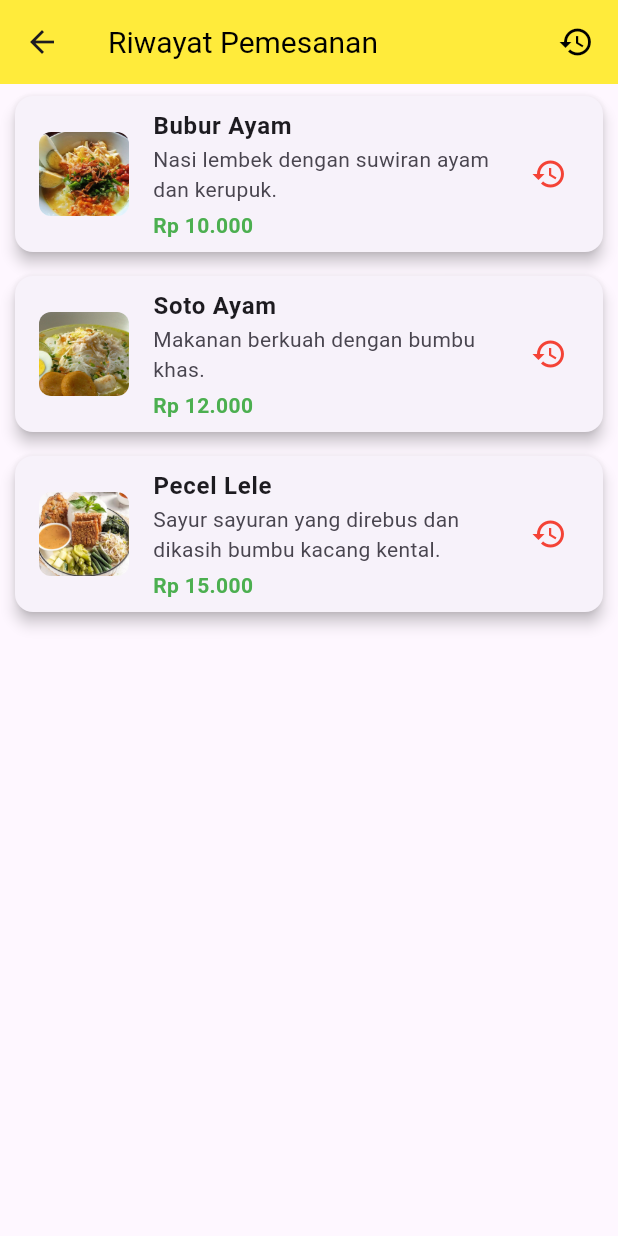
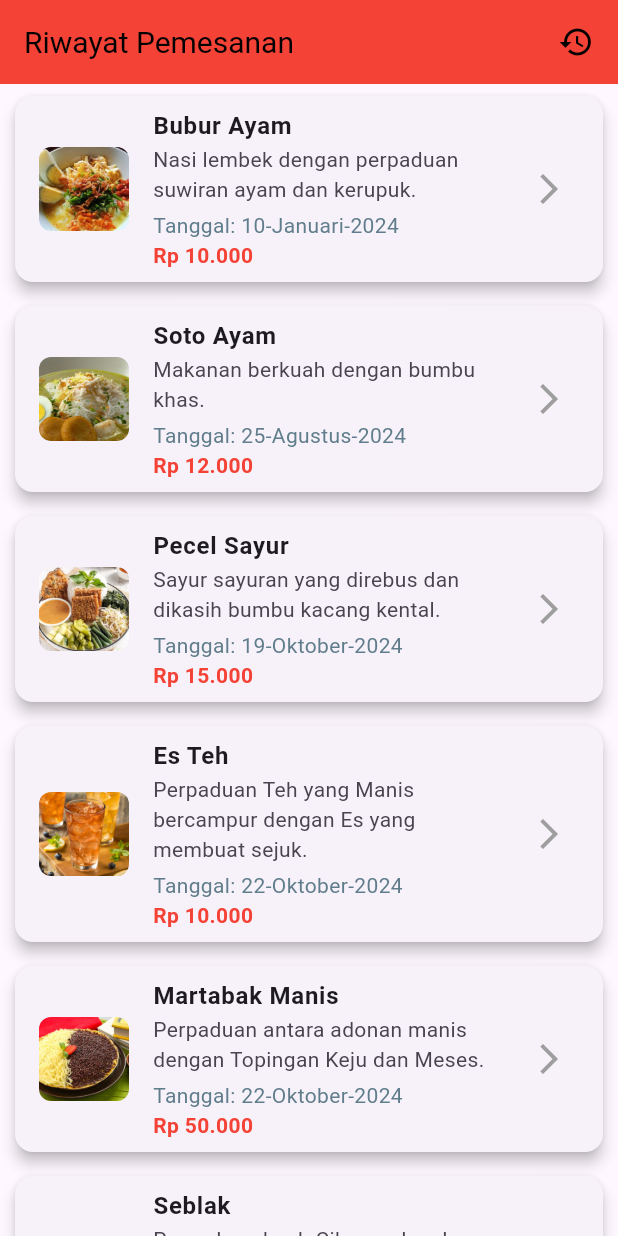
Before and after one commit to roland-pixel/tugas_akhir_pemesanan_makanan, a Flutter app: the RiwayatPemesananPage screen opened directly, on a phone screen of 412 x 824 dp. Run offline on Flutter 3.47's test engine with Material 3 defaults, Android fonts, the phone set to English and light mode, and no system bars; our stand-ins replace lottie.

Commit message:
perbaikan history

```diff
--- a/lib/riwayat_pesanan/history.dart
+++ b/lib/riwayat_pesanan/history.dart
@@ -20,44 +20,64 @@ class RiwayatPemesananPage extends StatelessWidget {
   final List<Map<String, dynamic>> riwayatPemesanan = [
     {
       'name': 'Bubur Ayam',
-      'description': 'Nasi lembek dengan suwiran ayam dan kerupuk.',
+      'description': 'Nasi lembek dengan perpaduan suwiran ayam dan kerupuk.',
       'price': 'Rp 10.000',
       'image': 'assets/images/bubur.jpg',
       'quantity': 2,
+      'date': '10-Januari-2024',
     },
     {
       'name': 'Soto Ayam',
       'description': 'Makanan berkuah dengan bumbu khas.',
       'price': 'Rp 12.000',
       'image': 'assets/images/soto.jpg',
+      'date': '25-Agustus-2024',
     },
     {
-      'name': 'Pecel Lele',
-      'description':
-          'Sayur sayuran yang direbus dan dikasih bumbu kacang kental.',
+      'name': 'Pecel Sayur',
+      'description': 'Sayur sayuran yang direbus dan dikasih bumbu kacang kental.',
       'price': 'Rp 15.000',
       'image': 'assets/images/pecel.jpg',
+      'date': '19-Oktober-2024',
     },
+    {
+      'name': 'Es Teh',
+      'description': 'Perpaduan Teh yang Manis bercampur dengan Es yang membuat sejuk.',
+      'price': 'Rp 10.000',
+      'image': 'assets/images/menu/esteh.jpeg',
+      'date': '22-Oktober-2024',
+    },
+
+     {
+      'name': 'Martabak Manis',
+      'description': 'Perpaduan antara adonan manis dengan Topingan Keju dan Meses.',
+      'price': 'Rp 50.000',
+      'image': 'assets/images/menu/martabakmanis.jpg',
+      'date': '22-Oktober-2024',
+    },
+
+    {
+      'name': 'Seblak',
+      'description': 'Perpaduan kuah Cikur pedas dan dengan berbagai macam Kerupuk yang menggoda lidah.',
+      'price': 'Rp 20.000',
+      'image': 'assets/images/menu/seblak.jpg',
+      'date': '5-Desember-2024',
+    },
+
   ];
 
   @override
   Widget build(BuildContext context) {
     return Scaffold(
       appBar: AppBar(
-        backgroundColor: Colors.yellow,
-        leading: IconButton(
-          icon: const Icon(Icons.arrow_back),
-          onPressed: () {
-            Navigator.pop(context); // Kembali ke halaman sebelumnya
-          },
-        ),
+        backgroundColor: Colors.red,
         title: Row(
           children: [
             const Text(
               'Riwayat Pemesanan',
               style: TextStyle(fontSize: 20, color: Colors.black),
             ),
-            const Spacer(), // Spacer akan mendorong ikon ke kanan
+            const Spacer(),
             const Icon(
               Icons.history,
               color: Colors.black,
@@ -79,14 +99,14 @@ class RiwayatPemesananPage extends StatelessWidget {
                     description: item['description'],
                     price: item['price'],
                     image: item['image'],
+                    date: item.containsKey('date') ? item['date'] : null,
                   ),
                 ),
               );
             },
             child: Card(
               elevation: 4,
-              margin:
-                  const EdgeInsets.symmetric(vertical: 8.0, horizontal: 10.0),
+              margin: const EdgeInsets.symmetric(vertical: 8.0, horizontal: 10.0),
               child: ListTile(
                 leading: ClipRRect(
                   borderRadius: BorderRadius.circular(8.0),
@@ -106,18 +126,23 @@ class RiwayatPemesananPage extends StatelessWidget {
                   children: [
                     Text(item['description']),
                     const SizedBox(height: 4),
+                    if (item.containsKey('date'))
+                      Text(
+                        'Tanggal: ${item['date']}',
+                        style: const TextStyle(color: Colors.blueGrey),
+                      ),
                     Text(
                       item['price'],
                       style: const TextStyle(
                         fontWeight: FontWeight.bold,
-                        color: Colors.green,
+                        color: Colors.red,
                       ),
                     ),
                   ],
                 ),
                 trailing: const Icon(
-                  Icons.history,
-                  color: Colors.red,
+                  Icons.arrow_forward_ios,
+                  color: Colors.grey,
                 ),
               ),
             ),
@@ -133,6 +158,7 @@ class DetailPage extends StatelessWidget {
   final String description;
   final String price;
   final String image;
+  final String? date;
 
   const DetailPage({
     Key? key,
@@ -140,32 +166,37 @@ class DetailPage extends StatelessWidget {
     required this.description,
     required this.price,
     required this.image,
+    this.date,
   }) : super(key: key);
 
   @override
   Widget build(BuildContext context) {
     return Scaffold(
       appBar: AppBar(
-        backgroundColor: Colors.brown,
+        backgroundColor: Colors.red,
         title: Text(name),
         leading: IconButton(
           icon: const Icon(Icons.arrow_back),
           onPressed: () {
-            Navigator.pop(context); // Kembali ke halaman sebelumnya
+            Navigator.pop(context);
           },
         ),
       ),
-      body: Padding(
+      body: SingleChildScrollView(
+        child: Padding(
           padding: const EdgeInsets.all(16.0),
           child: Column(
             crossAxisAlignment: CrossAxisAlignment.start,
             children: [
               Center(
+                child: ClipRRect(
+                  borderRadius: BorderRadius.circular(16.0),
                   child: Image.asset(
                     image,
-                width: 200,
-                height: 200,
+                    width: 250,
+                    height: 250,
                     fit: BoxFit.cover,
+                  ),
                 ),
               ),
               const SizedBox(height: 20),
@@ -179,17 +210,27 @@ class DetailPage extends StatelessWidget {
                 style: const TextStyle(fontSize: 16),
               ),
               const SizedBox(height: 20),
+              if (date != null)
+                Text(
+                  'Tanggal Pemesanan: $date',
+                  style: const TextStyle(
+                    fontSize: 16,
+                    color: Colors.blueGrey,
+                  ),
+                ),
+              const SizedBox(height: 20),
               Text(
                 price,
                 style: const TextStyle(
                   fontSize: 20,
                   fontWeight: FontWeight.bold,
-                color: Colors.green,
+                  color: Colors.red,
                 ),
               ),
             ],
           ),
         ),
+      ),
     );
   }
 }
```
Lines whose indentation alone changed are shown as unchanged.
